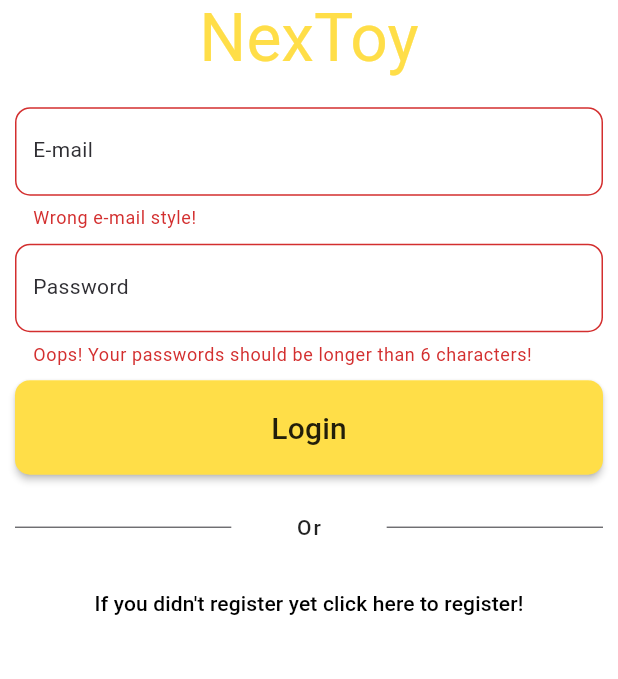
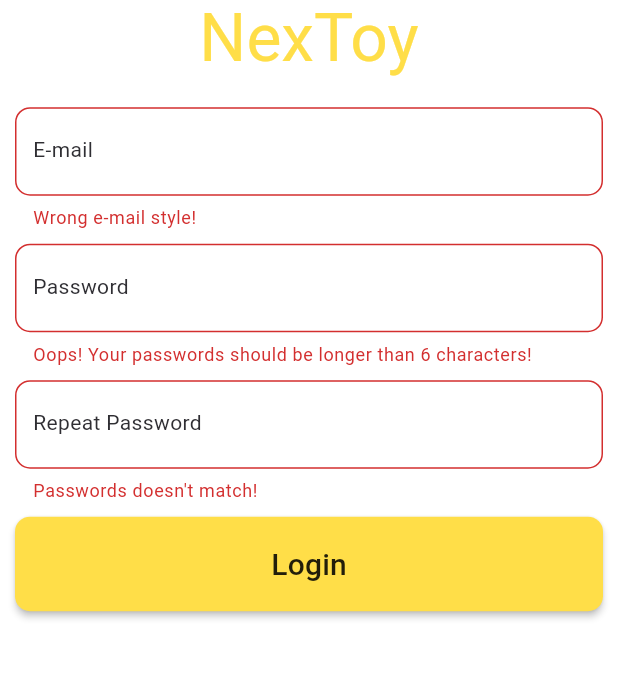
Before and after one commit to NexToys/NexToyMobile, a Flutter app: the screen it shows after launch, after a tap on "Login", on a phone screen of 412 x 824 dp, the part 323-1002 px from its top. Run offline on Flutter 3.47's test engine with Material 2 defaults, Android fonts, the phone set to English and light mode, and no system bars; our stand-ins replace easy_localization, flutter_svg, google_fonts, lottie, smooth_page_indicator; project files that could hold a hidden picture were left out.

Commit message:
Register view create

```diff
--- a/assets/lang/en-US.json
+++ b/assets/lang/en-US.json
@@ -15,6 +15,8 @@
   "loginButton":"Login",
   "registerButton":"Register",
   "or":"Or",
+  "password2":"Repeat Password",
+  "passNoMatch":"Passwords doesn't match!",
 
   "filter":"Filter",
   "confirm":"Confirm",
--- a/assets/lang/tr-TR.json
+++ b/assets/lang/tr-TR.json
@@ -15,6 +15,8 @@
   "loginButton":"Giriş Yap",
   "registerButton":"Kayıt ol",
   "or":"Ya da",
+  "password2":"Şifreyi Tekrarla",
+  "passNoMatch":"Şifreler uyuşmuyor!",
 
   "filter":"Filtre",
   "confirm":"Onayla",
--- /dev/null
+++ b/lib/Views/Register/register_view.dart
@@ -0,0 +1,93 @@
+import 'package:flutter/material.dart';
+
+import '../../Components/duck_logo_with_text.dart';
+import '../../Components/fat_button.dart';
+import '../../Components/outline_text_field.dart';
+import '../../Core/Extension/string_extension.dart';
+
+class Register extends StatefulWidget {
+  @override
+  _RegisterState createState() => _RegisterState();
+}
+
+class _RegisterState extends State<Register> {
+  GlobalKey<FormState> _formKey = GlobalKey<FormState>();
+  GlobalKey<ScaffoldState> _scaf = GlobalKey<ScaffoldState>();
+  AutovalidateMode _autoValidate = AutovalidateMode.disabled;
+  String _email, _password;
+
+  @override
+  Widget build(BuildContext context) {
+    return Scaffold(
+      key: _scaf,
+      body: SingleChildScrollView(
+        child: Form(
+          key: _formKey,
+          autovalidateMode: _autoValidate,
+          child: Padding(
+            padding: const EdgeInsets.symmetric(horizontal: 10),
+            child: Column(
+              crossAxisAlignment: CrossAxisAlignment.stretch,
+              mainAxisAlignment: MainAxisAlignment.center,
+              children: [
+                SizedBox(
+                  height: 50,
+                ),
+                DuckLogoWithText(),
+                SizedBox(
+                  height: 20,
+                ),
+                OutlineTextField(
+                  labelText: "email".locale,
+                  onChanged: (data) {
+                    _email = data;
+                  },
+                  validator: (data) =>
+                      data.isValidEmail() == true ? null : "emailError".locale,
+                  keyboardType: TextInputType.emailAddress,
+                ),
+                SizedBox(
+                  height: 10,
+                ),
+                OutlineTextField(
+                  labelText: "password".locale,
+                  onChanged: (data) => _password = data,
+                  validator: (data) =>
+                      data.length >= 6 ? null : "passwordError".locale,
+                  keyboardType: TextInputType.multiline,
+                  obscureText: true,
+                ),
+                SizedBox(
+                  height: 10,
+                ),
+                OutlineTextField(
+                  labelText: "password2".locale,
+                  validator: (data) =>
+                      data == _password ? null : "passNoMatch".locale,
+                  keyboardType: TextInputType.multiline,
+                  obscureText: true,
+                ),
+                SizedBox(
+                  height: 10,
+                ),
+                FatButton(
+                  text: "loginButton".locale,
+                  onPressed: () {
+                    if (_formKey.currentState.validate()) {
+                      _scaf.currentState.showSnackBar(
+                          SnackBar(content: Text("$_email $_password")));
+                    } else {
+                      setState(() {
+                        _autoValidate = AutovalidateMode.always;
+                      });
+                    }
+                  },
+                ),
+              ],
+            ),
+          ),
+        ),
+      ),
+    );
+  }
+}
--- a/lib/main.dart
+++ b/lib/main.dart
@@ -1,3 +1,4 @@
+import 'package:NexToyMobile/Views/Register/register_view.dart';
 import 'package:easy_localization/easy_localization.dart';
 import 'package:flutter/material.dart';
 import 'package:provider/provider.dart';
@@ -7,7 +8,6 @@ import 'Core/Localization/language_service.dart';
 import 'Core/Navigation/navigation_service.dart';
 import 'Core/Notifier/app_provider.dart';
 import 'Core/Notifier/theme_provider.dart';
-import 'Views/Login/login_view.dart';
 
 void main() {
   runApp(
@@ -34,7 +34,7 @@ class MyApp extends StatelessWidget {
       localizationsDelegates: context.localizationDelegates,
       navigatorKey: NavigatorService().navigatorKey,
       theme: Provider.of<ThemeProvider>(context).getTheme,
-      home: Login(),
+      home: Register(),
     );
   }
 }
```
